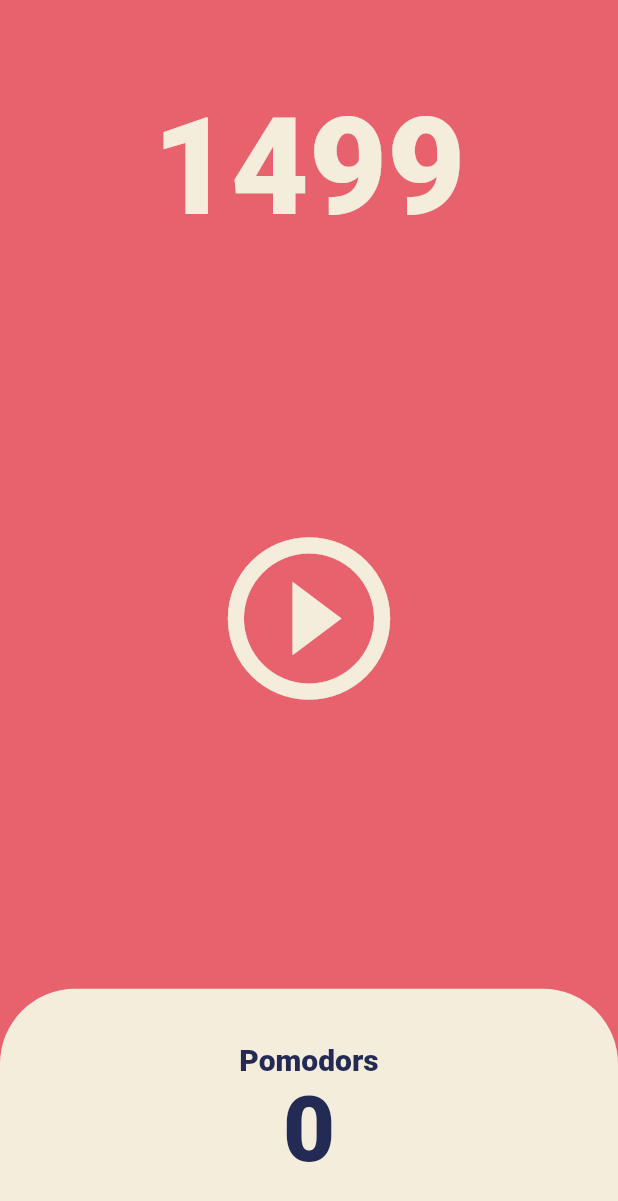
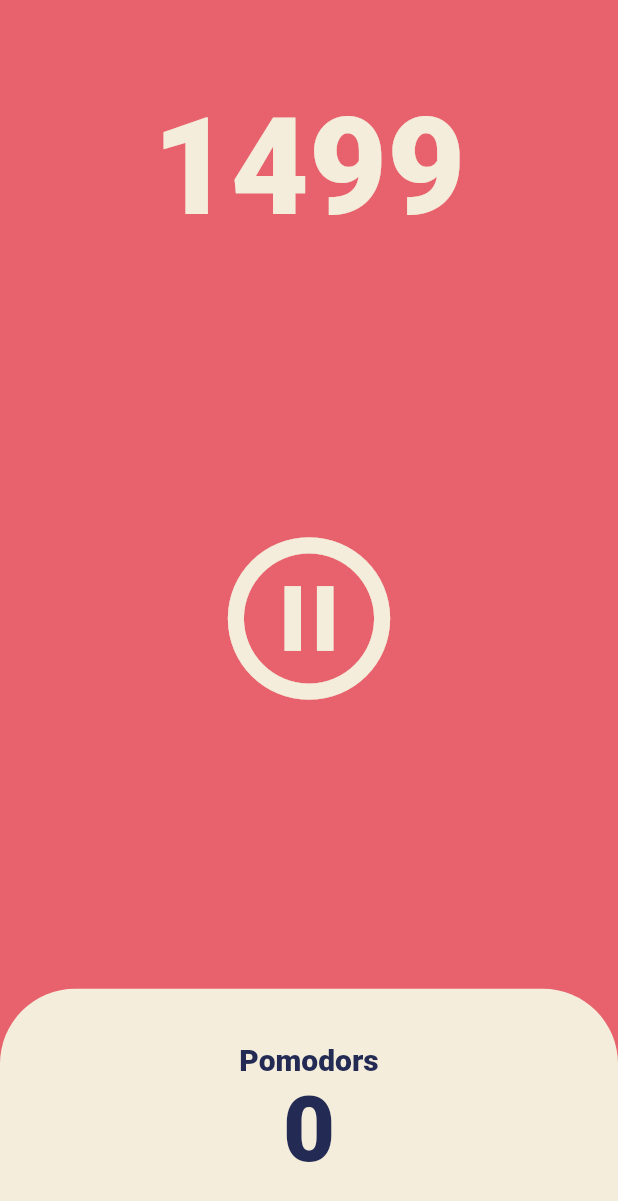
Before and after one commit to kamja44/Flutter, a Flutter app: the screen it shows after launch, after a tap on the "play circle outline" icon, on a phone screen of 412 x 824 dp. Shown: the top 1201 px of the screen. Run offline on Flutter 3.47's test engine with Material 2 defaults, Android fonts, the phone set to English and light mode, and no system bars.

Commit message:
pause play

```diff
--- a/pomodoro_app/lib/screens/home_screen.dart
+++ b/pomodoro_app/lib/screens/home_screen.dart
@@ -10,6 +10,7 @@ class HomeScreen extends StatefulWidget {
 
 class _HomeScreenState extends State<HomeScreen> {
   int totalSeconds = 1500;
+  bool isRunning = false;
   late Timer timer;
   void onTick(Timer timer) {
     setState(() {
@@ -17,8 +18,18 @@ class _HomeScreenState extends State<HomeScreen> {
     });
   }
 
+  void onPausePressed() {
+    timer.cancel();
+    setState(() {
+      isRunning = false;
+    });
+  }
+
   void onStartPressed() {
     timer = Timer.periodic(const Duration(seconds: 1), onTick);
+    setState(() {
+      isRunning = !isRunning;
+    });
   }
 
   @override
@@ -47,8 +58,10 @@ class _HomeScreenState extends State<HomeScreen> {
               child: IconButton(
                 iconSize: 130,
                 color: Theme.of(context).cardColor,
-                onPressed: onStartPressed,
-                icon: const Icon(Icons.play_circle_outline),
+                onPressed: isRunning ? onPausePressed : onStartPressed,
+                icon: Icon(isRunning
+                    ? Icons.pause_circle_outline
+                    : Icons.play_circle_outline),
               ),
             ),
           ),
```
